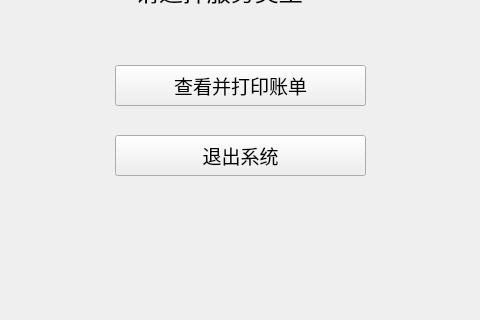
This is cashier_select.ui in hrsoup/Air_Condition_System as Qt 5 draws it before an edit; both pictures show x 155 to 635 and y 175 to 495 of the 800 by 600 pixel window. The edited form follows.
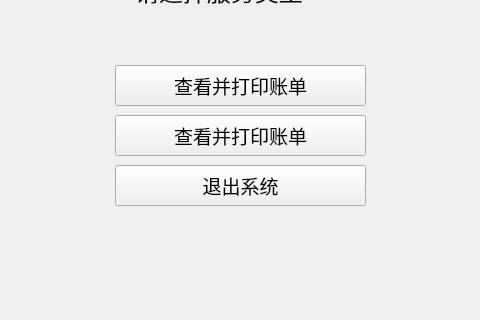
This is the edited form.

Patch:
```diff
--- a/cashier_select.ui
+++ b/cashier_select.ui
@@ -56,7 +56,7 @@
     <property name="geometry">
      <rect>
       <x>270</x>
-      <y>310</y>
+      <y>340</y>
       <width>251</width>
       <height>41</height>
      </rect>
@@ -71,6 +71,25 @@
      <string>退出系统</string>
     </property>
    </widget>
+   <widget class="QPushButton" name="check_detail">
+    <property name="geometry">
+     <rect>
+      <x>270</x>
+      <y>290</y>
+      <width>251</width>
+      <height>41</height>
+     </rect>
+    </property>
+    <property name="font">
+     <font>
+      <family>微软雅黑 Light</family>
+      <pointsize>14</pointsize>
+     </font>
+    </property>
+    <property name="text">
+     <string>查看并打印账单</string>
+    </property>
+   </widget>
   </widget>
   <widget class="QMenuBar" name="menubar">
    <property name="geometry">
```
